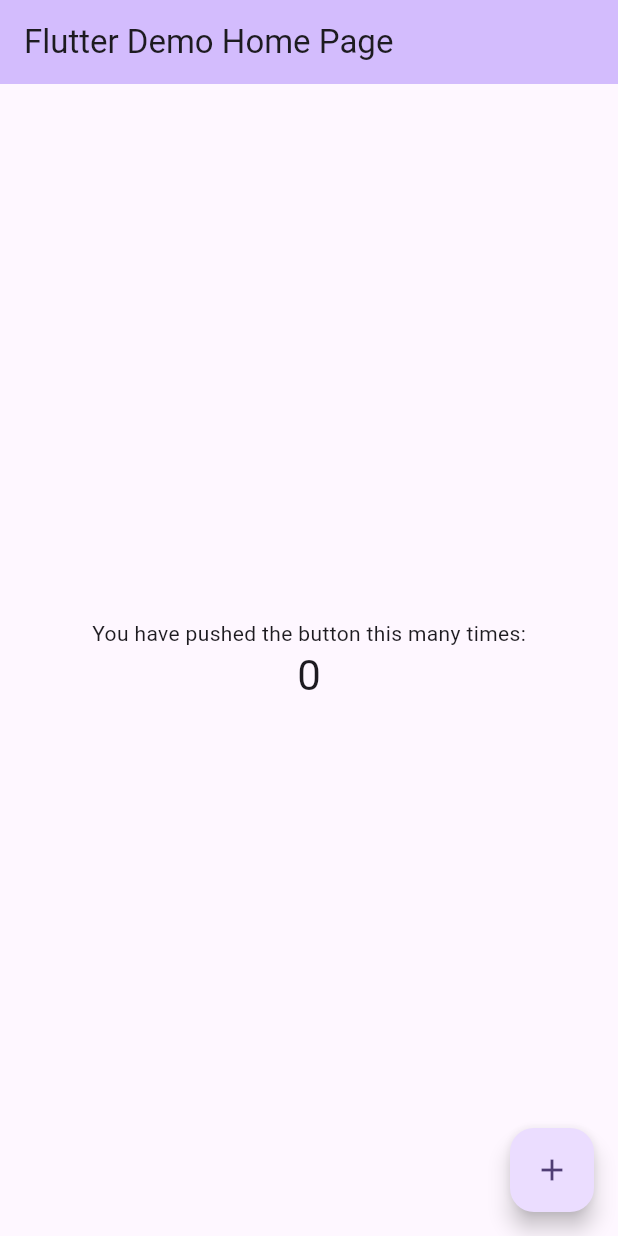
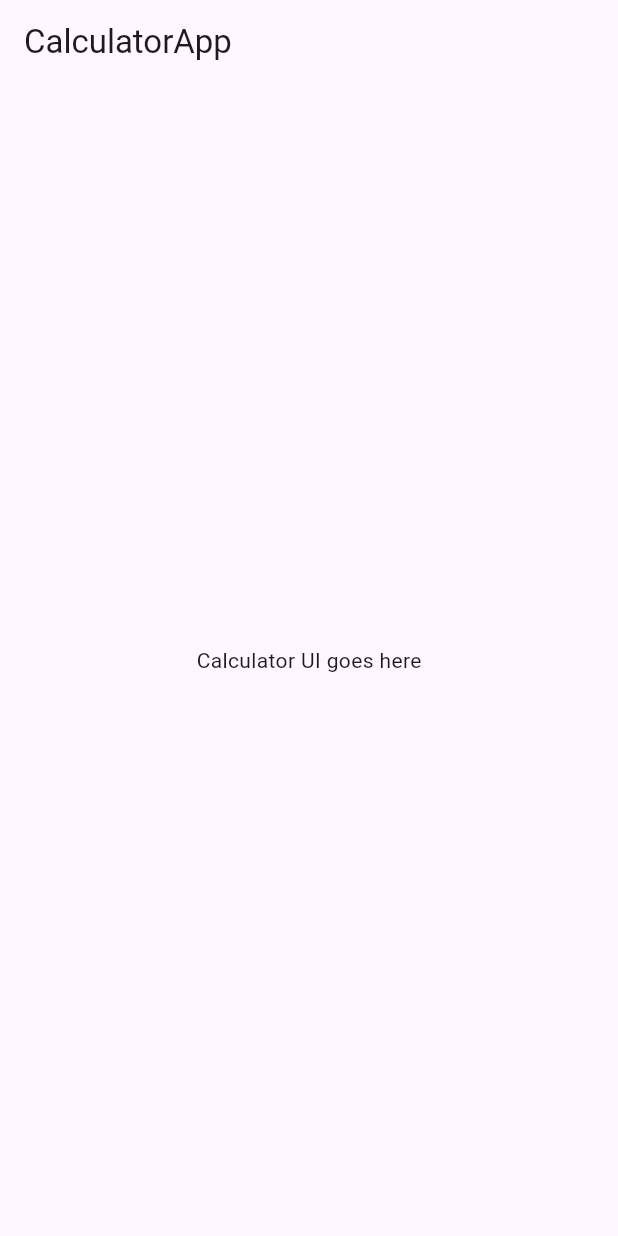
Before and after one commit to mduruji/calculator_app, a Flutter app: the screen it shows after launch, on a phone screen of 412 x 824 dp. Run offline on Flutter 3.47's test engine with Material 3 defaults, Android fonts, the phone set to English and light mode, and no system bars.

Commit message:
feat: setup main.dart with CalculatorApp and CalculatorScreen

```diff
--- a/lib/main.dart
+++ b/lib/main.dart
@@ -1,122 +1,35 @@
 import 'package:flutter/material.dart';
 
 void main() {
-  runApp(const MyApp());
+  runApp(const CalculatorApp());
 }
 
-class MyApp extends StatelessWidget {
-  const MyApp({super.key});
+class CalculatorApp extends StatelessWidget {
+  const CalculatorApp({super.key});
 
-  // This widget is the root of your application.
   @override
   Widget build(BuildContext context) {
     return MaterialApp(
-      title: 'Flutter Demo',
-      theme: ThemeData(
-        // This is the theme of your application.
-        //
-        // TRY THIS: Try running your application with "flutter run". You'll see
-        // the application has a purple toolbar. Then, without quitting the app,
-        // try changing the seedColor in the colorScheme below to Colors.green
-        // and then invoke "hot reload" (save your changes or press the "hot
-        // reload" button in a Flutter-supported IDE, or press "r" if you used
-        // the command line to start the app).
-        //
-        // Notice that the counter didn't reset back to zero; the application
-        // state is not lost during the reload. To reset the state, use hot
-        // restart instead.
-        //
-        // This works for code too, not just values: Most code changes can be
-        // tested with just a hot reload.
-        colorScheme: ColorScheme.fromSeed(seedColor: Colors.deepPurple),
-      ),
-      home: const MyHomePage(title: 'Flutter Demo Home Page'),
+      title: "CalculatorApp",
+      debugShowCheckedModeBanner: false,
+      home: const CalculatorScreen(),
     );
   }
 }
 
-class MyHomePage extends StatefulWidget {
-  const MyHomePage({super.key, required this.title});
-
-  // This widget is the home page of your application. It is stateful, meaning
-  // that it has a State object (defined below) that contains fields that affect
-  // how it looks.
-
-  // This class is the configuration for the state. It holds the values (in this
-  // case the title) provided by the parent (in this case the App widget) and
-  // used by the build method of the State. Fields in a Widget subclass are
-  // always marked "final".
-
-  final String title;
+class CalculatorScreen extends StatefulWidget {
+  const CalculatorScreen({super.key});
 
   @override
-  State<MyHomePage> createState() => _MyHomePageState();
+  State<CalculatorScreen> createState() => _CalculatorScreenState();
 }
 
-class _MyHomePageState extends State<MyHomePage> {
-  int _counter = 0;
-
-  void _incrementCounter() {
-    setState(() {
-      // This call to setState tells the Flutter framework that something has
-      // changed in this State, which causes it to rerun the build method below
-      // so that the display can reflect the updated values. If we changed
-      // _counter without calling setState(), then the build method would not be
-      // called again, and so nothing would appear to happen.
-      _counter++;
-    });
-  }
-
+class _CalculatorScreenState extends State<CalculatorScreen> {
   @override
   Widget build(BuildContext context) {
-    // This method is rerun every time setState is called, for instance as done
-    // by the _incrementCounter method above.
-    //
-    // The Flutter framework has been optimized to make rerunning build methods
-    // fast, so that you can just rebuild anything that needs updating rather
-    // than having to individually change instances of widgets.
     return Scaffold(
-      appBar: AppBar(
-        // TRY THIS: Try changing the color here to a specific color (to
-        // Colors.amber, perhaps?) and trigger a hot reload to see the AppBar
-        // change color while the other colors stay the same.
-        backgroundColor: Theme.of(context).colorScheme.inversePrimary,
-        // Here we take the value from the MyHomePage object that was created by
-        // the App.build method, and use it to set our appbar title.
-        title: Text(widget.title),
-      ),
-      body: Center(
-        // Center is a layout widget. It takes a single child and positions it
-        // in the middle of the parent.
-        child: Column(
-          // Column is also a layout widget. It takes a list of children and
-          // arranges them vertically. By default, it sizes itself to fit its
-          // children horizontally, and tries to be as tall as its parent.
-          //
-          // Column has various properties to control how it sizes itself and
-          // how it positions its children. Here we use mainAxisAlignment to
-          // center the children vertically; the main axis here is the vertical
-          // axis because Columns are vertical (the cross axis would be
-          // horizontal).
-          //
-          // TRY THIS: Invoke "debug painting" (choose the "Toggle Debug Paint"
-          // action in the IDE, or press "p" in the console), to see the
-          // wireframe for each widget.
-          mainAxisAlignment: MainAxisAlignment.center,
-          children: <Widget>[
-            const Text('You have pushed the button this many times:'),
-            Text(
-              '$_counter',
-              style: Theme.of(context).textTheme.headlineMedium,
-            ),
-          ],
-        ),
-      ),
-      floatingActionButton: FloatingActionButton(
-        onPressed: _incrementCounter,
-        tooltip: 'Increment',
-        child: const Icon(Icons.add),
-      ), // This trailing comma makes auto-formatting nicer for build methods.
+      appBar: AppBar(title: const Text("CalculatorApp")),
+      body: const Center(child: Text("Calculator UI goes here")),
     );
   }
 }
```
